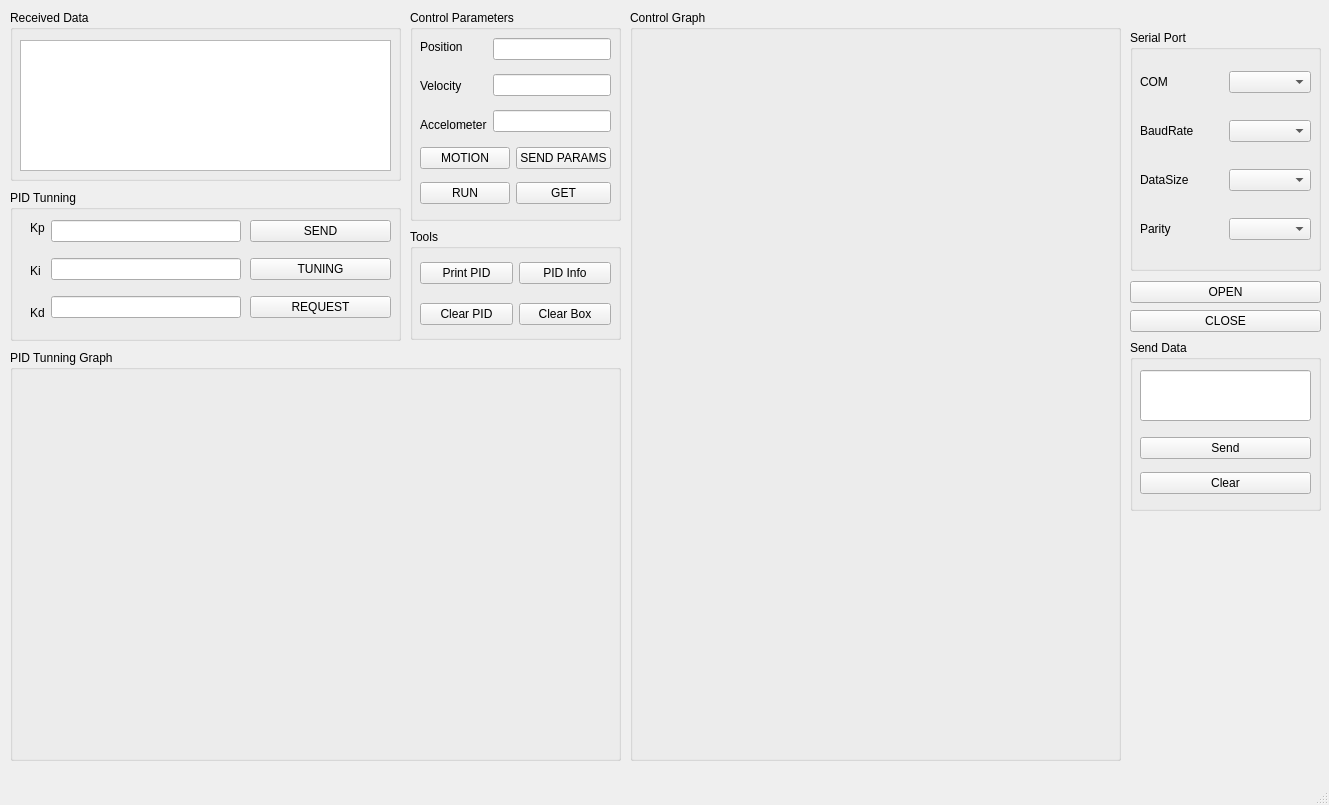
This is SW/MotorControl/mainwindow.ui in Vienchau/MOTOR_CONTROL as Qt 5 draws it before an edit. The edited form follows.
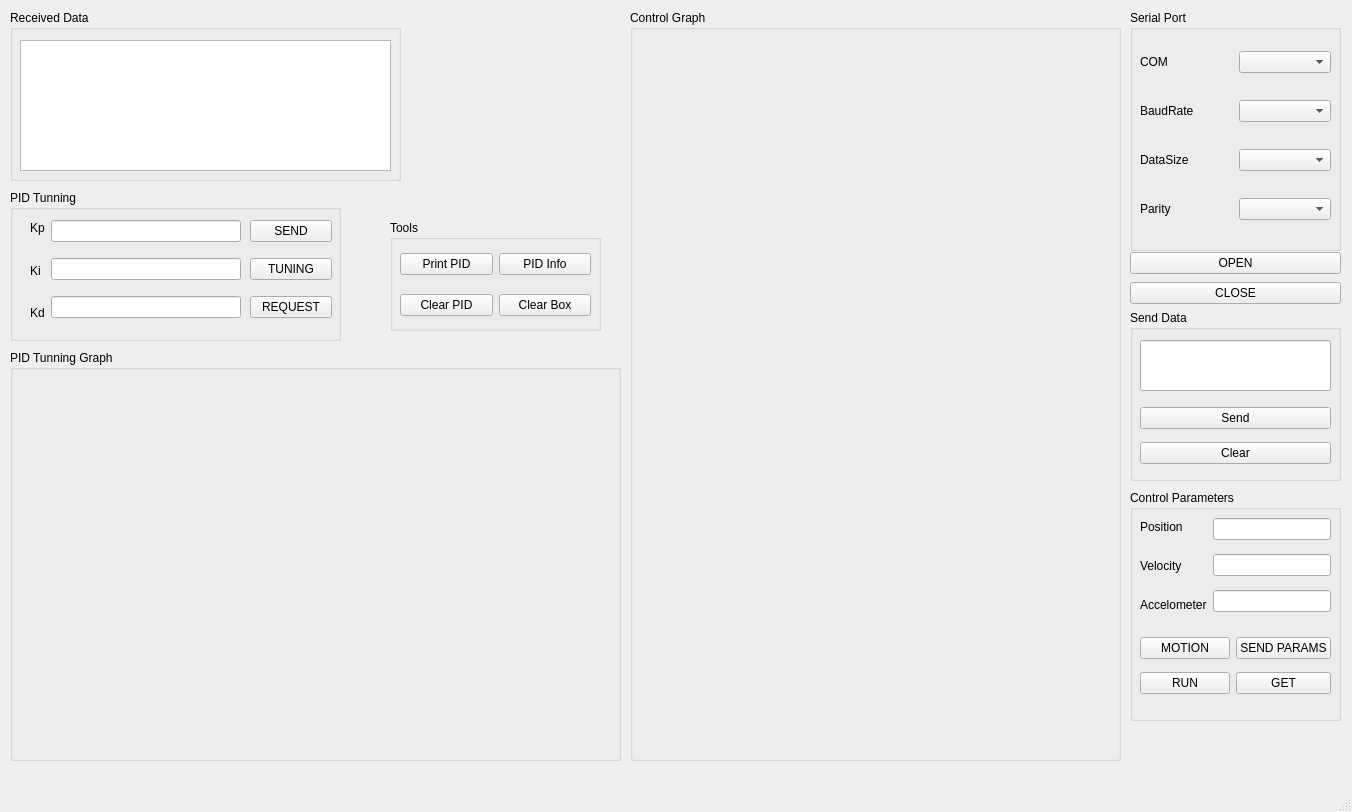
This is the edited form. Icons and pictures are not drawn. Custom widgets are drawn as their Qt base class.

The edit to the form file:
```diff
--- a/SW/MotorControl/mainwindow.ui
+++ b/SW/MotorControl/mainwindow.ui
@@ -6,8 +6,8 @@
    <rect>
     <x>0</x>
     <y>0</y>
-    <width>1329</width>
-    <height>805</height>
+    <width>1352</width>
+    <height>812</height>
    </rect>
   </property>
   <property name="windowTitle">
@@ -40,10 +40,10 @@
    <widget class="QGroupBox" name="groupBox_3">
     <property name="geometry">
      <rect>
-      <x>410</x>
-      <y>10</y>
+      <x>1130</x>
+      <y>490</y>
       <width>211</width>
-      <height>211</height>
+      <height>231</height>
      </rect>
     </property>
     <property name="title">
@@ -103,7 +103,7 @@
      <property name="geometry">
       <rect>
        <x>10</x>
-       <y>130</y>
+       <y>140</y>
        <width>191</width>
        <height>71</height>
       </rect>
@@ -153,7 +153,7 @@
      <rect>
       <x>10</x>
       <y>190</y>
-      <width>391</width>
+      <width>331</width>
       <height>151</height>
      </rect>
     </property>
@@ -215,7 +215,7 @@
       <rect>
        <x>240</x>
        <y>20</y>
-       <width>141</width>
+       <width>82</width>
        <height>121</height>
       </rect>
      </property>
@@ -271,8 +271,8 @@
     <property name="geometry">
      <rect>
       <x>1130</x>
-      <y>30</y>
-      <width>191</width>
+      <y>10</y>
+      <width>211</width>
       <height>241</height>
      </rect>
     </property>
@@ -284,7 +284,7 @@
       <rect>
        <x>10</x>
        <y>20</y>
-       <width>171</width>
+       <width>191</width>
        <height>211</height>
       </rect>
      </property>
@@ -352,8 +352,8 @@
     <property name="geometry">
      <rect>
       <x>1130</x>
-      <y>340</y>
-      <width>191</width>
+      <y>310</y>
+      <width>211</width>
       <height>171</height>
      </rect>
     </property>
@@ -365,17 +365,17 @@
       <rect>
        <x>10</x>
        <y>30</y>
-       <width>171</width>
+       <width>191</width>
        <height>51</height>
       </rect>
      </property>
     </widget>
-    <widget class="QWidget" name="">
+    <widget class="QWidget" name="layoutWidget">
      <property name="geometry">
       <rect>
        <x>10</x>
        <y>90</y>
-       <width>171</width>
+       <width>191</width>
        <height>71</height>
       </rect>
      </property>
@@ -431,27 +431,11 @@
      </layout>
     </widget>
    </widget>
-   <widget class="QLabel" name="label_11">
-    <property name="geometry">
-     <rect>
-      <x>1150</x>
-      <y>620</y>
-      <width>161</width>
-      <height>141</height>
-     </rect>
-    </property>
-    <property name="pixmap">
-     <pixmap>../../../../../../../../media/vienchau/DATA/MY_WORK/tai_lieu/logo/Logo BK.png</pixmap>
-    </property>
-    <property name="scaledContents">
-     <bool>true</bool>
-    </property>
-   </widget>
    <widget class="QGroupBox" name="groupBox_8">
     <property name="geometry">
      <rect>
-      <x>410</x>
-      <y>229</y>
+      <x>390</x>
+      <y>220</y>
       <width>211</width>
       <height>111</height>
      </rect>
@@ -459,7 +443,7 @@
     <property name="title">
      <string>Tools</string>
     </property>
-    <widget class="QWidget" name="">
+    <widget class="QWidget" name="layoutWidget">
      <property name="geometry">
       <rect>
        <x>10</x>
@@ -508,13 +492,13 @@
      </layout>
     </widget>
    </widget>
-   <widget class="QWidget" name="">
+   <widget class="QWidget" name="layoutWidget">
     <property name="geometry">
      <rect>
       <x>1130</x>
-      <y>280</y>
-      <width>191</width>
-      <height>54</height>
+      <y>250</y>
+      <width>211</width>
+      <height>58</height>
      </rect>
     </property>
     <layout class="QVBoxLayout" name="verticalLayout_9">
@@ -534,6 +518,22 @@
      </item>
     </layout>
    </widget>
+   <widget class="QLabel" name="label_11">
+    <property name="geometry">
+     <rect>
+      <x>440</x>
+      <y>30</y>
+      <width>161</width>
+      <height>141</height>
+     </rect>
+    </property>
+    <property name="pixmap">
+     <pixmap>../../../../../../../../media/vienchau/DATA/MY_WORK/tai_lieu/logo/Logo BK.png</pixmap>
+    </property>
+    <property name="scaledContents">
+     <bool>true</bool>
+    </property>
+   </widget>
   </widget>
   <widget class="QMenuBar" name="menubar">
    <property name="geometry">
```
Left out of the diff: 4 changed lines with no effect on the pictures.
